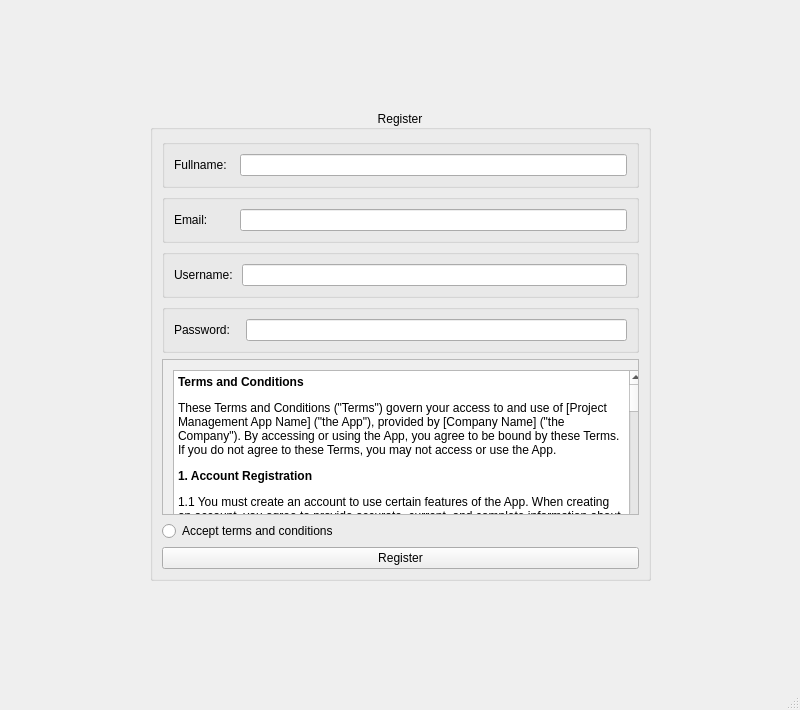
yasar12123/Soft27101-PMS, file ui/registerWindow.ui: the form before one commit.
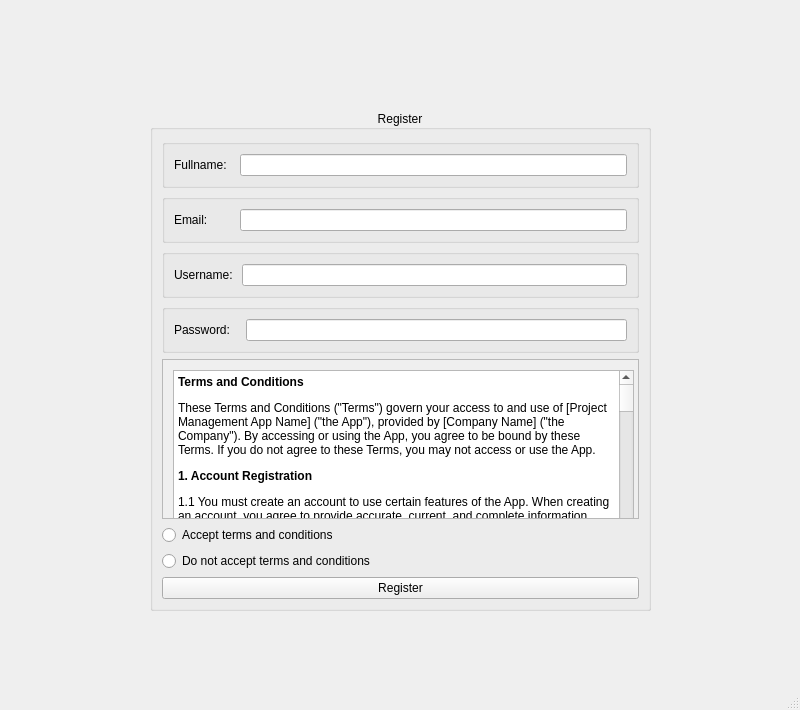
The form after the commit.

Commit message: added in functionality to register button from login window

```diff
--- a/ui/registerWindow.ui
+++ b/ui/registerWindow.ui
@@ -20,7 +20,7 @@
       <x>150</x>
       <y>110</y>
       <width>501</width>
-      <height>471</height>
+      <height>501</height>
      </rect>
     </property>
     <property name="title">
@@ -117,7 +117,7 @@
           <x>0</x>
           <y>0</y>
           <width>479</width>
-          <height>185</height>
+          <height>189</height>
          </rect>
         </property>
         <widget class="QTextEdit" name="textEdit">
@@ -125,8 +125,8 @@
           <rect>
            <x>10</x>
            <y>10</y>
-           <width>471</width>
-           <height>161</height>
+           <width>461</width>
+           <height>171</height>
           </rect>
          </property>
          <property name="html">
@@ -174,6 +174,13 @@
        </property>
       </widget>
      </item>
+     <item>
+      <widget class="QRadioButton" name="radioButton_2">
+       <property name="text">
+        <string>Do not accept terms and conditions</string>
+       </property>
+      </widget>
+     </item>
      <item>
       <widget class="QPushButton" name="pushButton">
        <property name="text">
```
The commit also changes 8 other files.
